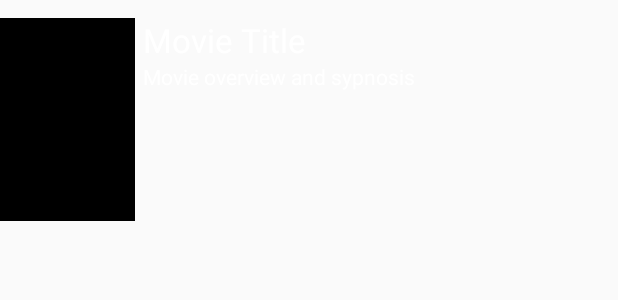
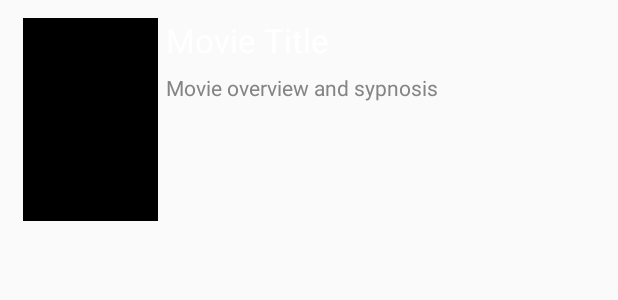
Before and after one commit to michellelimxuanli/Flicks, an Android app: the layout item_movie.xml on its own in the app's theme, with its tools: preview values and no code run, on a phone screen of 412 x 824 dp. Shown: the top 300 px of the screen. Run offline under Robolectric (Android 15) with nearby library versions, the phone set to English and light mode, and no system bars.

Commit message:
Final commit

```diff
--- a/app/src/main/java/com/michellelimfacebook/flicks/MovieTrailerActivity.java
+++ b/app/src/main/java/com/michellelimfacebook/flicks/MovieTrailerActivity.java
@@ -15,7 +15,7 @@ public class MovieTrailerActivity extends YouTubeBaseActivity {
         super.onCreate(savedInstanceState);
         setContentView(R.layout.activity_movie_trailer);
 
-        // temporary test video id -- TODO replace with movie trailer video id
+        // temporary test video id
         final String videoId = getIntent().getStringExtra("Video_Key");
 
         // resolve the player view from the layout
--- a/app/src/main/res/layout-land/item_movie.xml
+++ b/app/src/main/res/layout-land/item_movie.xml
@@ -2,20 +2,21 @@
 <RelativeLayout xmlns:android="http://schemas.android.com/apk/res/android"
     xmlns:app="http://schemas.android.com/apk/res-auto"
     android:layout_width="match_parent" android:layout_height="wrap_content"
-    android:layout_margin="5dp">
+    android:layout_marginTop="12dp"
+    android:layout_marginLeft= "15dp"
+    android:layout_marginRight= "15dp">
 
 
     <ImageView
         android:id="@+id/ivBackdropImage"
         android:layout_width="480dp"
         android:layout_height="wrap_content"
+        android:adjustViewBounds="true"
+        android:scaleType="fitXY"
+        app:srcCompat="@drawable/flicks_backdrop_placeholder"
+        android:layout_alignParentTop="true"
         android:layout_alignParentLeft="true"
-        android:layout_alignParentStart="true"
-        android:layout_alignParentTop="true"
-        android:adjustViewBounds="true"
-        android:layout_marginRight="5dp"
-        android:scaleType="fitXY"
-        app:srcCompat="@drawable/flicks_backdrop_placeholder" />
+        android:layout_alignParentStart="true" />
 
     <TextView
         android:id="@+id/tvTitle"
@@ -26,7 +27,8 @@
         android:text="Movie Title"
         android:textAppearance="@android:style/TextAppearance.Medium"
         android:layout_alignParentRight="true"
-        android:layout_alignParentEnd="true" />
+        android:layout_alignParentEnd="true"
+        android:textColor="@color/colorAccent"/>
 
     <TextView
         android:id="@+id/tvOverview"
@@ -36,5 +38,9 @@
         android:layout_alignParentRight="true"
         android:layout_below="@+id/tvTitle"
         android:layout_toRightOf="@+id/ivBackdropImage"
-        android:text="TextView" />
+        android:text="TextView"
+        android:textColor="@color/colorGrey"
+        android:ellipsize="end"
+        android:maxLines="10"
+        android:layout_marginTop="7dp"/>
 </RelativeLayout>
--- a/app/src/main/res/layout/activity_movie_details.xml
+++ b/app/src/main/res/layout/activity_movie_details.xml
@@ -73,8 +73,7 @@
         android:id="@+id/ivTrailerImage"
         android:layout_width="wrap_content"
         android:layout_height="wrap_content"
-        android:layout_alignParentEnd="true"
-        android:layout_alignParentRight="true"
-        app:srcCompat="@drawable/flicks_backdrop_placeholder" />
+        app:srcCompat="@drawable/flicks_backdrop_placeholder"
+        android:layout_alignParentTop="true" />
 
 </RelativeLayout>
--- a/app/src/main/res/layout/item_movie.xml
+++ b/app/src/main/res/layout/item_movie.xml
@@ -2,7 +2,9 @@
 <RelativeLayout xmlns:android="http://schemas.android.com/apk/res/android"
     xmlns:app="http://schemas.android.com/apk/res-auto"
     android:layout_marginTop="12dp"
-    android:layout_width="match_parent" android:layout_height="wrap_content">
+    android:layout_width="match_parent" android:layout_height="wrap_content"
+    android:layout_marginLeft= "15dp"
+    android:layout_marginRight= "15dp">
 
 
     <ImageView
@@ -37,5 +39,8 @@
         android:layout_below="@+id/tvTitle"
         android:layout_toRightOf="@+id/ivPosterImage"
         android:text="@string/movie_overview_main"
-        android:textColor="@color/colorAccent" />
+        android:textColor="@color/colorGrey"
+        android:ellipsize="end"
+        android:maxLines="4"
+        android:layout_marginTop="7dp"/>
 </RelativeLayout>
--- a/app/src/main/res/values/colors.xml
+++ b/app/src/main/res/values/colors.xml
@@ -3,4 +3,5 @@
     <color name="colorPrimary">@color/primary_material_dark</color>
     <color name="colorPrimaryDark">@color/primary_dark_material_dark</color>
     <color name="colorAccent">@color/foreground_material_dark</color>
+    <color name="colorGrey">#848484</color>
 </resources>
```
Also changed, not shown: 3 other files.
